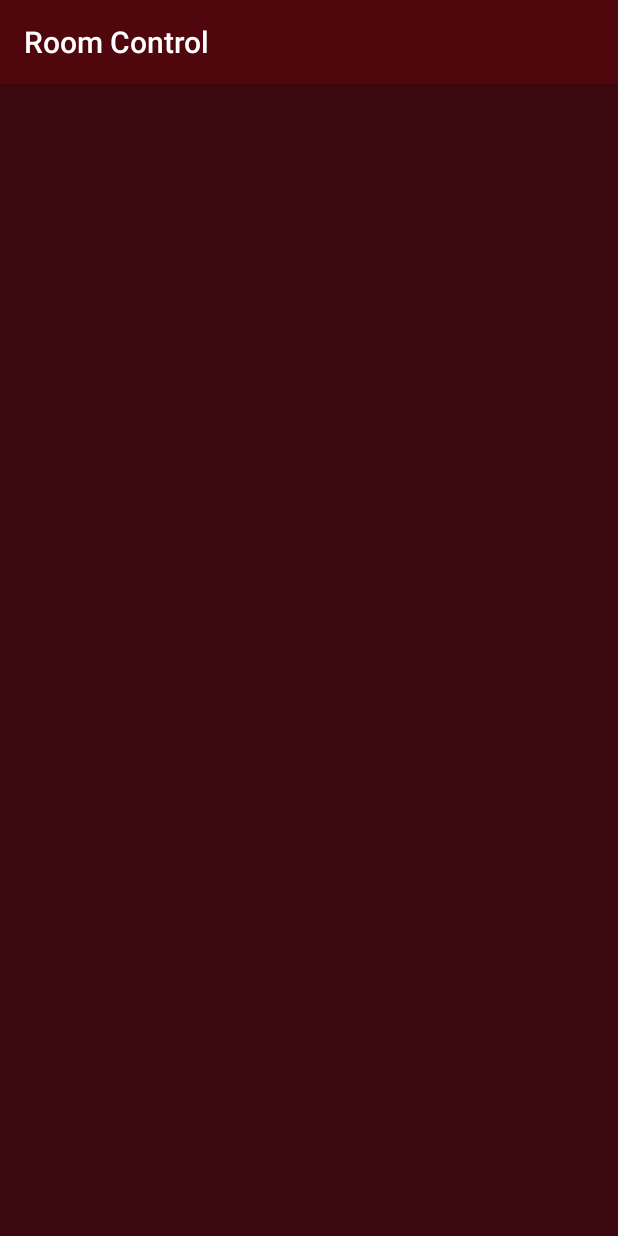
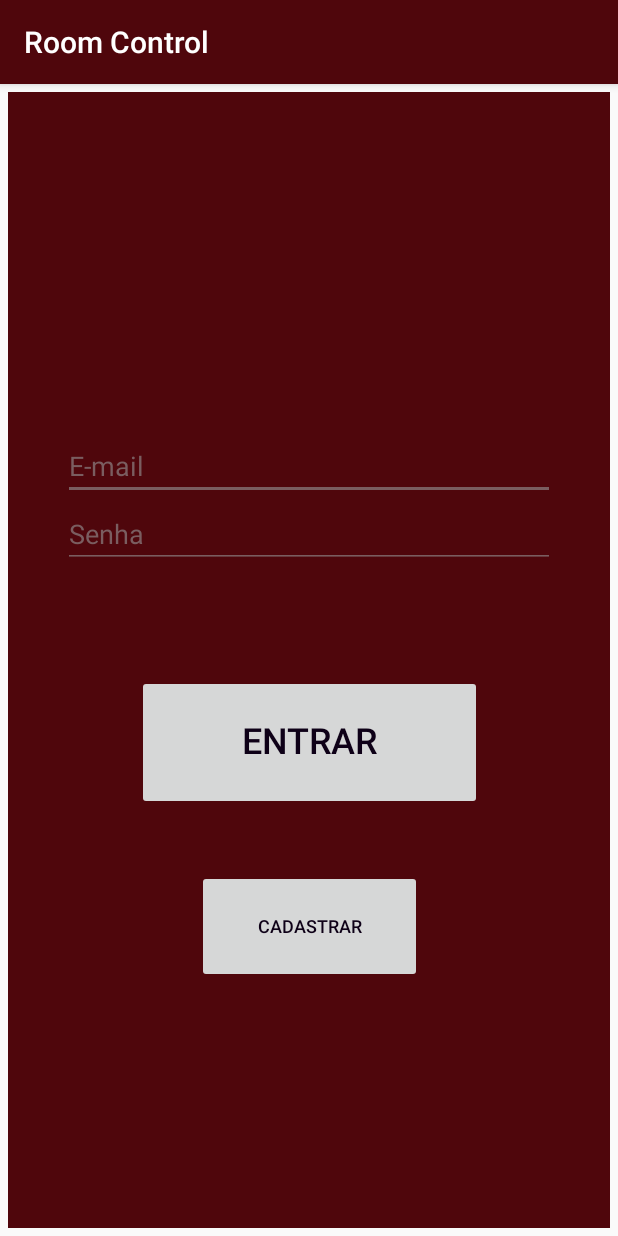
Before and after one commit to lucasSaints/RoomControl, an Android app: the screen it shows after launch (MainActivity before the commit, LoginActivity after it), on a phone screen of 412 x 824 dp. Run offline under Robolectric (Android 15) with nearby library versions, the phone set to English and light mode, and no system bars.

Commit message:
new update com mais codigos e inicializacao

```diff
--- a/RoomControl/app/src/main/AndroidManifest.xml
+++ b/RoomControl/app/src/main/AndroidManifest.xml
@@ -9,7 +9,9 @@
         android:roundIcon="@mipmap/ic_launcher_round"
         android:supportsRtl="true"
         android:theme="@style/AppTheme">
-        <activity android:name=".MainActivity">
+        <activity android:name=".LoginActivity"></activity>
+        <activity android:name=".FormReuniaoActivity"></activity>
+        <activity android:name=".InitTOBEDELETED">
             <intent-filter>
                 <action android:name="android.intent.action.MAIN" />
 
--- /dev/null
+++ b/RoomControl/app/src/main/java/com/wise/roomcontrol/Dao.java
@@ -0,0 +1,27 @@
+package com.wise.roomcontrol;
+
+import android.util.Log;
+import android.widget.Toast;
+
+import com.wise.roomcontrol.classes.Empresa;
+import com.wise.roomcontrol.classes.User;
+
+import java.util.ArrayList;
+import java.util.List;
+
+public class Dao {
+    static public List<User> users = new ArrayList<>();
+    static public List<Empresa> empresas = new ArrayList<>();
+
+    public void validaLogin(String email, String senha){
+        for (User i:users) {
+            if(i.getMail()==email) {
+                if (i.getSenha() == senha){
+                    Log.i("teste", "validaLogin: deu certo");
+                }
+                    //Toast.makeText(LoginActivity.class,R.string.senha_incorreta,Toast.LENGTH_LONG);
+            }
+                //Toast.makeText(LoginActivity.class,R.string.invalid_email,Toast.LENGTH_LONG);
+        }
+    }
+}
--- /dev/null
+++ b/RoomControl/app/src/main/java/com/wise/roomcontrol/InitTOBEDELETED.java
@@ -0,0 +1,44 @@
+package com.wise.roomcontrol;
+
+
+import android.content.Intent;
+import android.os.Bundle;
+
+import androidx.appcompat.app.AppCompatActivity;
+
+import com.wise.roomcontrol.classes.Empresa;
+import com.wise.roomcontrol.classes.Sala;
+import com.wise.roomcontrol.classes.User;
+
+public class InitTOBEDELETED extends AppCompatActivity {
+    @Override
+    protected void onCreate(Bundle savedInstanceState) {
+        super.onCreate(savedInstanceState);
+        Empresa wise=new Empresa("Wise: Fábrica de Softwares","wises.com.br",true);
+        Empresa sraw=new Empresa("Sraw Rats: Fábrica de Hardwares","srawrats.io",true);
+        Sala cowork=new Sala("Sala de Coworking",16,4,true,true);
+        wise.addSala(cowork);
+        Sala jedi=new Sala("Conselho Jedi",0,3,false,true);
+        wise.addSala(jedi);
+        Sala sala=new Sala("Sala 171",0,4,false,false);
+        wise.addSala(sala);
+        Sala endar=new Sala("Endar Spire",25,1,true,true);
+        wise.addSala(endar);
+        Sala tantive=new Sala("Tantive IV",6,7,true,false);
+        wise.addSala(tantive);
+        Sala sala42=new Sala("Sala 42",7,2,false,true);
+        wise.addSala(sala42);
+        Sala vulco=new Sala("Vulcão de Mordor",16,7,true,false);
+        sraw.addSala(vulco);
+        Sala ithil=new Sala("Minas Ithil",7,1,true,true);
+        sraw.addSala(ithil);
+        Sala barad=new Sala("Barad-dûr",0,1,true,false);
+        sraw.addSala(barad);
+        Sala gondor=new Sala("Gondor",20,2,false,false);
+        sraw.addSala(gondor);
+        Sala shire=new Sala("Condado",50,1,false,false);
+        sraw.addSala(shire);
+        User clov=new User("clovis@wises.com.br","maturity3","Clovis");
+        startActivity(new Intent(this,LoginActivity.class));
+    }
+}
--- a/RoomControl/app/src/main/java/com/wise/roomcontrol/LoginActivity.java
+++ b/RoomControl/app/src/main/java/com/wise/roomcontrol/LoginActivity.java
@@ -1,4 +1,34 @@
 package com.wise.roomcontrol;
 
-public class LoginActivity {
+import android.os.Bundle;
+import android.util.Log;
+import android.view.View;
+import android.widget.Button;
+import android.widget.EditText;
+
+import androidx.annotation.Nullable;
+import androidx.appcompat.app.AppCompatActivity;
+
+import com.wise.roomcontrol.classes.User;
+
+public class LoginActivity extends AppCompatActivity {
+
+    private EditText campoLogin;
+    private EditText campoSenha;
+    final private Dao dao=new Dao();
+
+    @Override
+    protected void onCreate(@Nullable Bundle savedInstanceState) {
+        super.onCreate(savedInstanceState);
+        setContentView(R.layout.activity_login);
+        Button botaologin = findViewById(R.id.login);
+        botaologin.setOnClickListener(new View.OnClickListener() {
+            public void onClick(View v) {
+                Log.i("teste", "onClickou ");
+                String login=campoLogin.getText().toString();
+                String password=campoSenha.getText().toString();
+                dao.validaLogin(login,password);
+            }
+        });
+    }
 }
--- /dev/null
+++ b/RoomControl/app/src/main/java/com/wise/roomcontrol/classes/Empresa.java
@@ -0,0 +1,47 @@
+package com.wise.roomcontrol.classes;
+
+import com.wise.roomcontrol.Dao;
+
+import java.util.ArrayList;
+import java.util.List;
+
+public class Empresa {
+    private String nome, dominio;
+    private int id;
+    private List<Sala> salas = new ArrayList<>();
+    static private int contadorId=1;
+    final private Dao dao=new Dao();
+
+    public Empresa(String nome, String dominio,boolean adicionar) {
+        this.nome = nome;
+        this.dominio = dominio;
+        if(adicionar) {
+            this.id = contadorId;
+            updateEmpresa(this.nome, this.dominio);
+            contadorId++;
+        }
+    }
+
+    public void updateEmpresa(String nome, String dom) {
+        Empresa aux=new Empresa(nome,dom,false);
+        aux.nome = nome;
+        aux.dominio = dom;
+        aux.salas=this.salas;
+        if(dao.empresas!=null){
+            for (Empresa i:dao.empresas) {
+                if(i.id==this.id) {
+                    aux.id=this.id;
+                    dao.empresas.remove(this);
+                    dao.empresas.add(aux);
+                }
+            }
+        }else{
+            dao.empresas.add(this);
+        }
+    }
+
+    public void addSala(Sala sala){
+        salas.add(sala);
+        updateEmpresa(this.nome,this.dominio);
+    }
+}
--- /dev/null
+++ b/RoomControl/app/src/main/java/com/wise/roomcontrol/classes/Sala.java
@@ -0,0 +1,35 @@
+package com.wise.roomcontrol.classes;
+
+public class Sala {
+    private String name;
+    private int pcs, andar;
+    private boolean projetor, ac;
+
+    public Sala(String name, int pcs, int andar, boolean projetor, boolean ac) {
+        this.name = name;
+        this.pcs = pcs;
+        this.andar = andar;
+        this.projetor = projetor;
+        this.ac = ac;
+    }
+
+    public String getName() {
+        return name;
+    }
+
+    public int getPcs() {
+        return pcs;
+    }
+
+    public int getAndar() {
+        return andar;
+    }
+
+    public boolean temProjetor() {
+        return projetor;
+    }
+
+    public boolean temAc() {
+        return ac;
+    }
+}
--- /dev/null
+++ b/RoomControl/app/src/main/java/com/wise/roomcontrol/classes/User.java
@@ -0,0 +1,32 @@
+package com.wise.roomcontrol.classes;
+
+import com.wise.roomcontrol.Dao;
+
+import java.util.List;
+
+public class User {
+    private String mail;
+    private String senha;
+    private String user;
+    private String empresa;
+    private int id;
+    static private int contadorId=1;
+    final private Dao dao=new Dao();
+
+    public User(String mail, String senha, String user) {
+        this.mail = mail;
+        this.senha = senha;
+        this.user = user;
+        this.id=contadorId;
+        dao.users.add(this);
+        contadorId++;
+    }
+
+    public String getMail() {
+        return mail;
+    }
+
+    public String getSenha() {
+        return senha;
+    }
+}
--- a/RoomControl/app/src/main/res/layout/activity_login.xml
+++ b/RoomControl/app/src/main/res/layout/activity_login.xml
@@ -57,8 +57,8 @@
 
     <Button
         android:id="@+id/login"
-        android:layout_width="200dp"
-        android:layout_height="70dp"
+        android:layout_width="230dp"
+        android:layout_height="90dp"
         android:layout_gravity="start"
         android:layout_marginStart="48dp"
         android:layout_marginTop="16dp"
@@ -67,6 +67,7 @@
         android:enabled="false"
         android:includeFontPadding="false"
         android:text="@string/action_sign_in_short"
+        android:textColor="@color/colorFakeBlack"
         android:textSize="24sp"
         app:layout_constraintBottom_toBottomOf="parent"
         app:layout_constraintEnd_toEndOf="parent"
@@ -76,13 +77,14 @@
 
     <Button
         android:id="@+id/register"
-        android:layout_width="100dp"
-        android:layout_height="60dp"
+        android:layout_width="150dp"
+        android:layout_height="75dp"
         android:layout_gravity="start"
         android:layout_marginTop="40dp"
         android:enabled="false"
         android:includeFontPadding="false"
         android:text="@string/register"
+        android:textColor="@color/colorFakeBlack"
         android:textSize="12sp"
         app:layout_constraintEnd_toEndOf="@+id/login"
         app:layout_constraintStart_toStartOf="@+id/login"
--- a/RoomControl/app/src/main/res/values/colors.xml
+++ b/RoomControl/app/src/main/res/values/colors.xml
@@ -5,7 +5,7 @@
     <color name="colorSecondary">#702127</color>
     <color name="colorDesaturated">#361417</color>
     <color name="colorAccent">#D81B60</color>
-    <color name="colorText">#fffdf0</color>
+    <color name="colorText">#FFFDF0</color>
     <color name="colorGreyText">#B29194</color>
-    <color name="colorFakeBlack">#0e0017</color>
+    <color name="colorFakeBlack">#0E0017</color>
 </resources>
--- a/RoomControl/app/src/main/res/values/strings.xml
+++ b/RoomControl/app/src/main/res/values/strings.xml
@@ -9,6 +9,8 @@
     <string name="welcome">"Bem-vindo!"</string>
     <string name="invalid_username">Nome de usuário inválido</string>
     <string name="invalid_password">Senha deve conter no mínimo 6 caracteres</string>
+    <string name="invalid_email">O email inserido não corresponde a nenhum cadastrado</string>
+    <string name="senha_incorreta">Senha incorreta</string>
     <string name="login_failed">Falha no login</string>
     <string name="ac">Ar-Condicionado</string>
     <string name="hora_de_termino">Hora de término</string>
@@ -20,4 +22,5 @@
     <string name="quantidade_de_computadores">quantidade de computadores</string>
     <string name="precisa_de_projetor">precisa de projetor?</string>
     <string name="precisa_de_ar_condicionado">precisa de ar condicionado?</string>
+    <string name="save">Salvar</string>
 </resources>
```
Also changed, not shown: RoomControl/app/src/main/java/com/wise/roomcontrol/FormReuniaoActivity.java (added, +124 -0 lines), RoomControl/app/src/main/java/com/wise/roomcontrol/adapters/ListaOpcoesAdapter.java (added, +28 -0 lines), RoomControl/app/src/main/res/layout/activity_form_reuniao.xml (+37 -15 lines).
